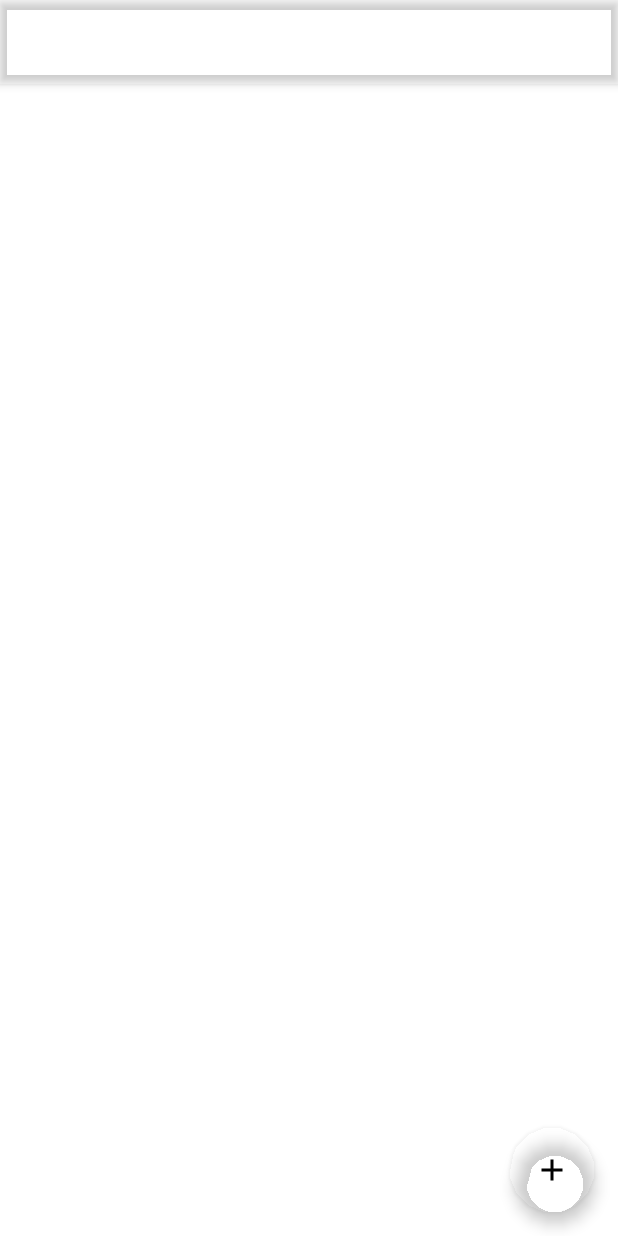
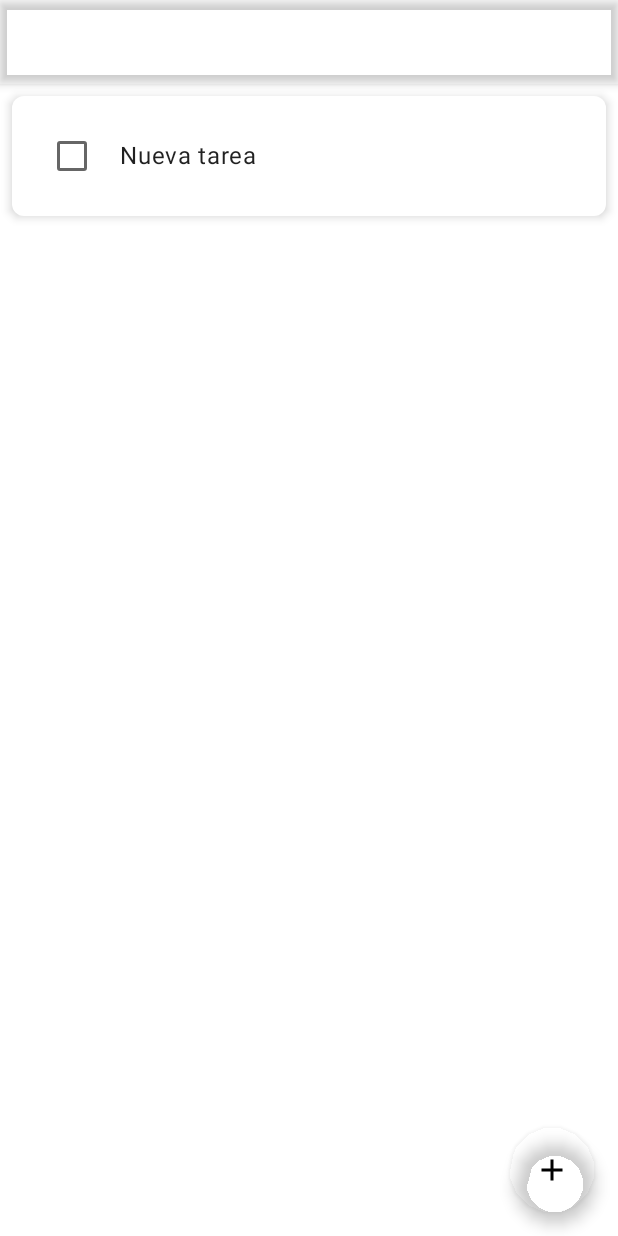
Before and after one commit to hokujiro/notchi, an Android app built with Jetpack Compose: the screen it shows after launch (MainActivity), after a tap on "Agregar tarea", on a phone screen of 412 x 824 dp. Run offline under Robolectric (Android 15) with nearby library versions, the phone set to English and light mode, and no system bars; our stand-ins replace Room's generated code; libraries missing offline, so code that uses them is left out: io.appwrite, io.appwrite.services; 2 statements that could not run were skipped.

Commit message:
now view gets updated

```diff
--- a/app/src/main/java/com/example/madetoliveapp/data/entity/TaskEntity.kt
+++ b/app/src/main/java/com/example/madetoliveapp/data/entity/TaskEntity.kt
@@ -6,9 +6,9 @@ import androidx.room.PrimaryKey
 
 @Entity
 data class TaskEntity(
-    @PrimaryKey val uid: Int,
+    @PrimaryKey(autoGenerate = true)  val uid: Int = 0,
     @ColumnInfo(name = "checked") val checked: Boolean,
-    @ColumnInfo(name = "title") val title: String,
+    @ColumnInfo(name = "title") val title: String = "Title",
     @ColumnInfo(name = "subTasks") val subTasks: List<SubTaskEntity>?,
     @ColumnInfo(name = "category") val category: String?,
     @ColumnInfo(name = "finishingDate") val finishingDate: String?,
--- a/app/src/main/java/com/example/madetoliveapp/data/source/local/bbdd/AppDatabase.kt
+++ b/app/src/main/java/com/example/madetoliveapp/data/source/local/bbdd/AppDatabase.kt
@@ -8,7 +8,7 @@ import com.example.madetoliveapp.data.entity.TaskEntity
 import com.example.madetoliveapp.data.mapper.Converters
 import com.example.madetoliveapp.data.source.local.dao.TaskDao
 
-@Database(entities = [TaskEntity::class, SubTaskEntity::class], version = 1, exportSchema = false)
+@Database(entities = [TaskEntity::class, SubTaskEntity::class], version = 2, exportSchema = false)
 @TypeConverters(Converters::class)
 abstract class AppDatabase : RoomDatabase() {
     abstract fun taskDao(): TaskDao
--- a/app/src/main/java/com/example/madetoliveapp/presentation/daily/screens/TaskListScreen.kt
+++ b/app/src/main/java/com/example/madetoliveapp/presentation/daily/screens/TaskListScreen.kt
@@ -22,11 +22,10 @@ import androidx.compose.runtime.*
 @Composable
 fun TaskListScreen(taskViewModel: TaskViewModel = koinViewModel()) {
     // Obtener las tareas desde el ViewModel
-    val tasks = remember { mutableStateOf(emptyList<TaskEntity>()) }
+    val tasks by taskViewModel.tasks.collectAsState()
 
     LaunchedEffect(Unit) {
        taskViewModel.getAllTasks()
-        tasks.value = taskViewModel.tasks.value
     }
     // Mostrar la lista de tareas
     Scaffold(
@@ -35,9 +34,7 @@ fun TaskListScreen(taskViewModel: TaskViewModel = koinViewModel()) {
         },
         floatingActionButton = {
             FloatingActionButton(onClick = {
-                // Agregar una nueva tarea de ejemplo
                 val newTask = TaskEntity(
-                    uid = tasks.value.size + 1,
                     title = "Nueva tarea",
                     checked = false,
                     subTasks = listOf(),
@@ -51,7 +48,7 @@ fun TaskListScreen(taskViewModel: TaskViewModel = koinViewModel()) {
             }
         }
     ) { paddingValues ->
-        TaskList(tasks.value, taskViewModel::toggleTaskCompletion, Modifier.padding(paddingValues))
+        TaskList(tasks, taskViewModel::toggleTaskCompletion, Modifier.padding(paddingValues))
     }
 }
 
```
